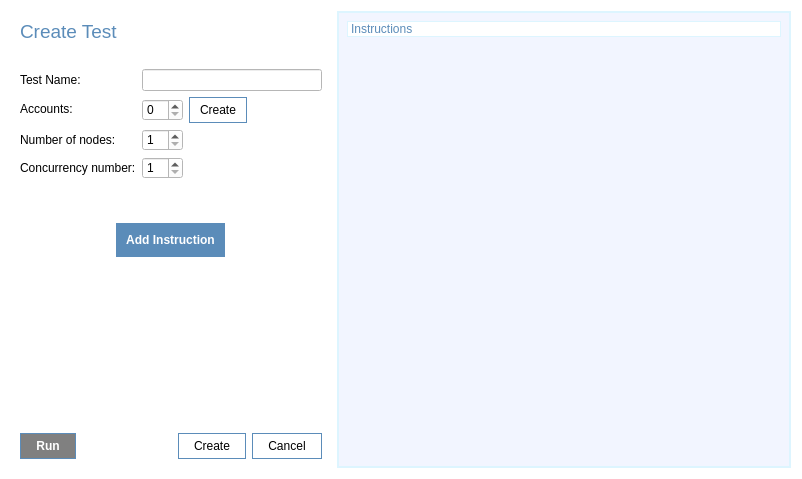
First picture: the form in ui/Test_v2.ui, repository DaniCaballero/ide, before the edit.
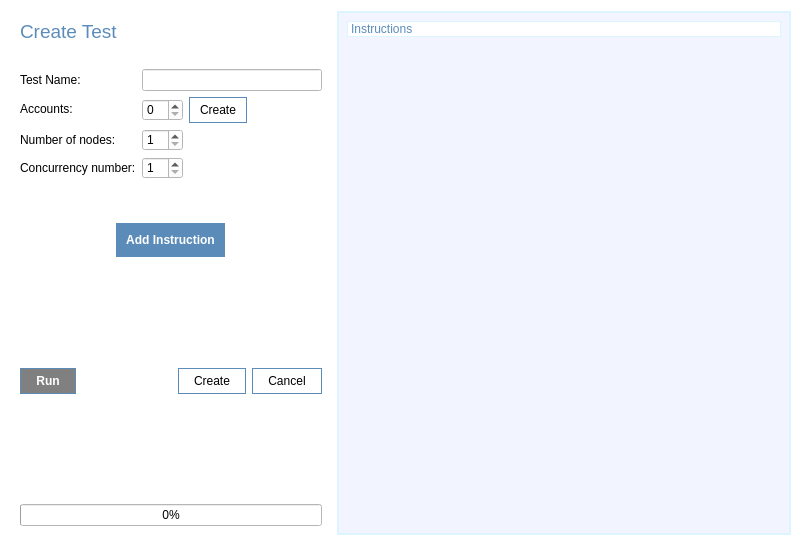
Second picture: the form after the edit.

What changed in the file:
```diff
--- a/ui/Test_v2.ui
+++ b/ui/Test_v2.ui
@@ -7,7 +7,7 @@
     <x>0</x>
     <y>0</y>
     <width>802</width>
-    <height>479</height>
+    <height>546</height>
    </rect>
   </property>
   <property name="sizePolicy">
@@ -338,6 +338,26 @@
         </item>
        </layout>
       </item>
+      <item>
+       <spacer name="verticalSpacer_4">
+        <property name="orientation">
+         <enum>Qt::Vertical</enum>
+        </property>
+        <property name="sizeHint" stdset="0">
+         <size>
+          <width>20</width>
+          <height>29</height>
+         </size>
+        </property>
+       </spacer>
+      </item>
+      <item>
+       <widget class="QProgressBar" name="progressBar">
+        <property name="value">
+         <number>0</number>
+        </property>
+       </widget>
+      </item>
      </layout>
     </widget>
    </item>
@@ -358,7 +378,7 @@
         <x>0</x>
         <y>0</y>
         <width>421</width>
-        <height>455</height>
+        <height>522</height>
        </rect>
       </property>
       <layout class="QVBoxLayout" name="verticalLayout_3">
```
